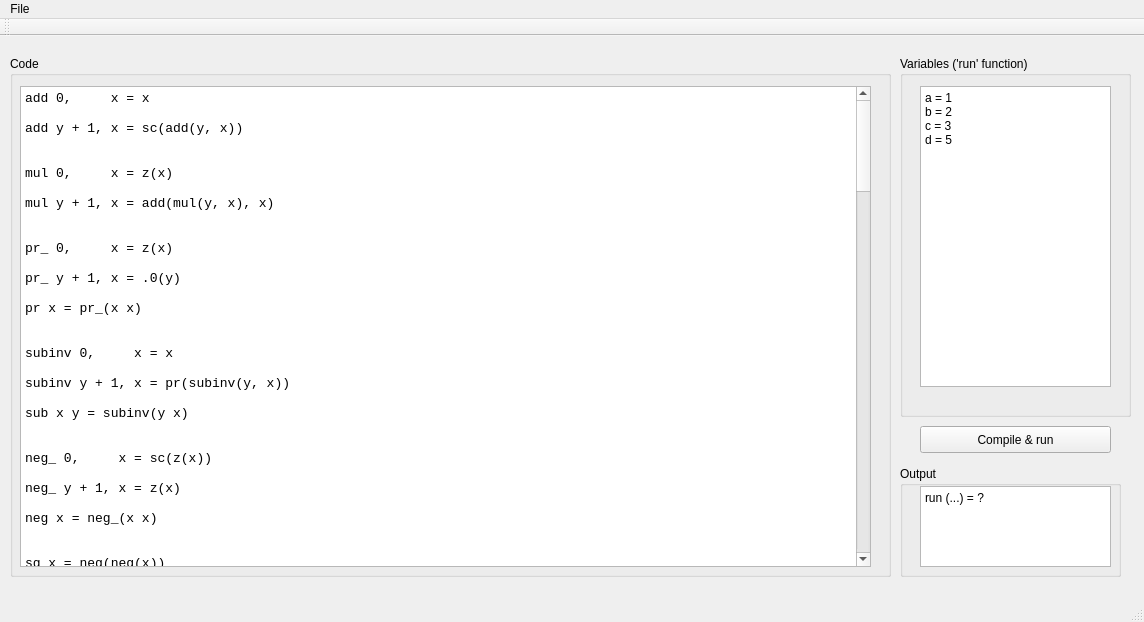
Qt form mainwindow.ui (luka-mikec/mu_machine) before a commit.
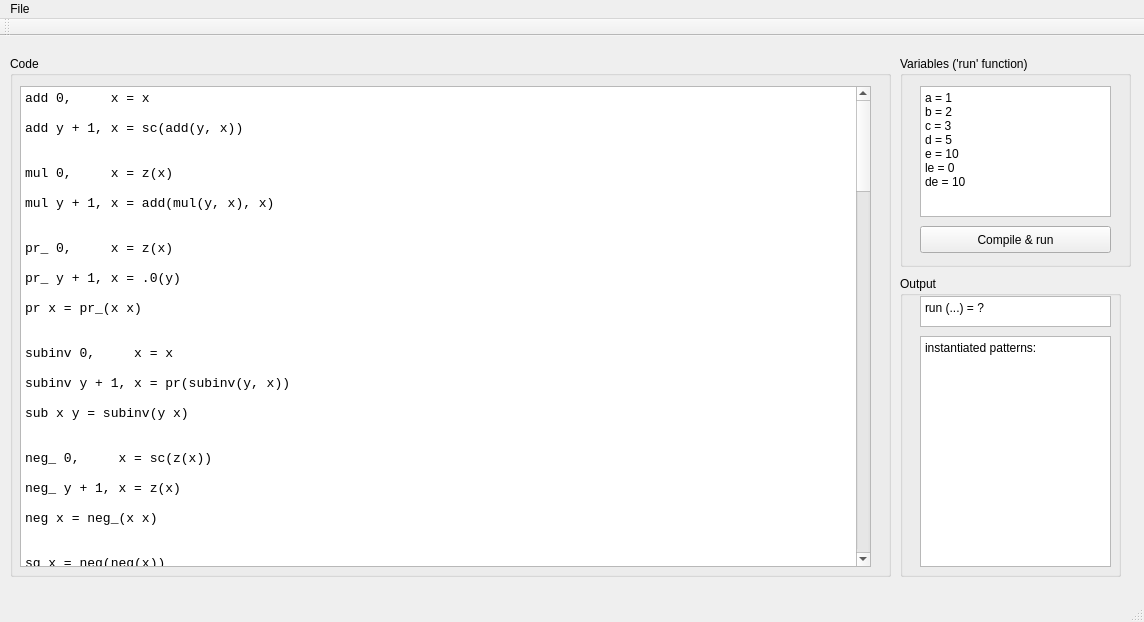
The same form after that commit.

The edit to the form file:
```diff
--- a/mainwindow.ui
+++ b/mainwindow.ui
@@ -227,7 +227,7 @@
       <x>900</x>
       <y>20</y>
       <width>231</width>
-      <height>361</height>
+      <height>211</height>
      </rect>
     </property>
     <property name="title">
@@ -239,7 +239,7 @@
        <x>20</x>
        <y>30</y>
        <width>191</width>
-       <height>301</height>
+       <height>131</height>
       </rect>
      </property>
      <property name="lineWrapMode">
@@ -249,7 +249,23 @@
       <string>a = 1
 b = 2
 c = 3
-d = 5</string>
+d = 5
+e = 10
+le = 0
+de = 10</string>
+     </property>
+    </widget>
+    <widget class="QPushButton" name="pushButton">
+     <property name="geometry">
+      <rect>
+       <x>20</x>
+       <y>170</y>
+       <width>191</width>
+       <height>27</height>
+      </rect>
+     </property>
+     <property name="text">
+      <string>Compile &amp;&amp; run</string>
      </property>
     </widget>
    </widget>
@@ -257,9 +273,9 @@
     <property name="geometry">
      <rect>
       <x>900</x>
-      <y>430</y>
+      <y>240</y>
       <width>221</width>
-      <height>111</height>
+      <height>301</height>
      </rect>
     </property>
     <property name="title">
@@ -271,7 +287,7 @@
        <x>20</x>
        <y>20</y>
        <width>191</width>
-       <height>81</height>
+       <height>31</height>
       </rect>
      </property>
      <property name="lineWrapMode">
@@ -281,19 +297,22 @@
       <string>run (...) = ?</string>
      </property>
     </widget>
-   </widget>
-   <widget class="QPushButton" name="pushButton">
+    <widget class="QPlainTextEdit" name="plainTextEdit_4">
     <property name="geometry">
      <rect>
-      <x>920</x>
-      <y>390</y>
+       <x>20</x>
+       <y>60</y>
       <width>191</width>
-      <height>27</height>
-     </rect>
-    </property>
-    <property name="text">
-     <string>Compile &amp;&amp; run</string>
-    </property>
+       <height>231</height>
+      </rect>
+     </property>
+     <property name="lineWrapMode">
+      <enum>QPlainTextEdit::NoWrap</enum>
+     </property>
+     <property name="plainText">
+      <string>instantiated patterns:</string>
+     </property>
+    </widget>
    </widget>
   </widget>
   <widget class="QMenuBar" name="menuBar">
```
Lines whose indentation alone changed are shown as unchanged.
